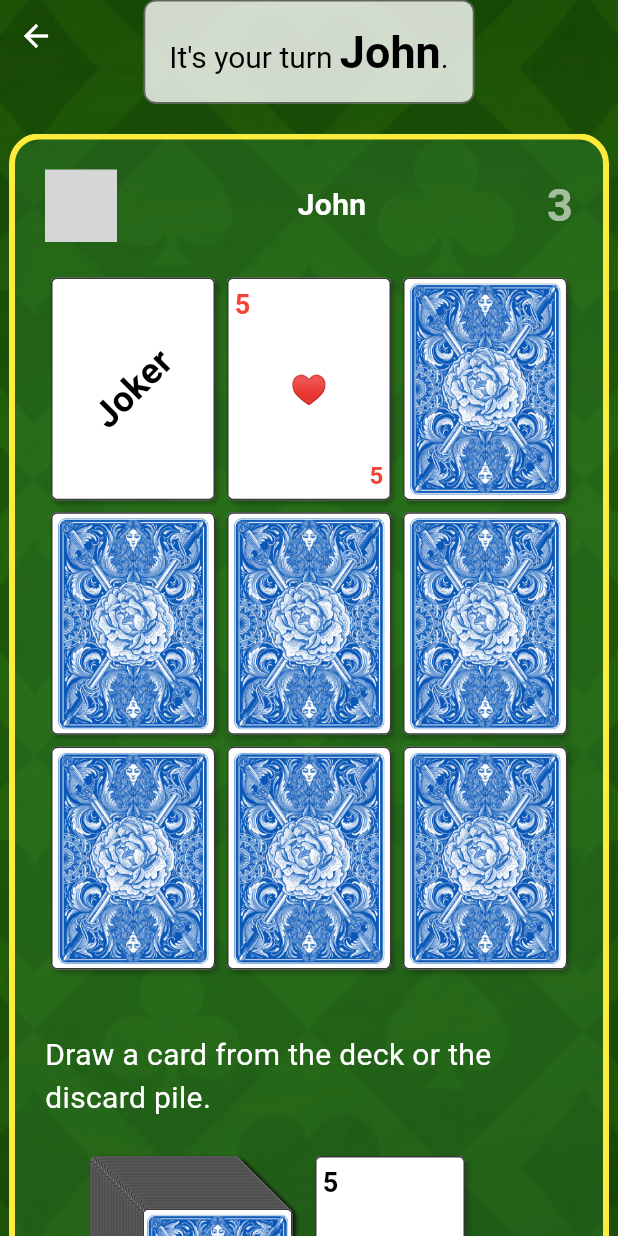
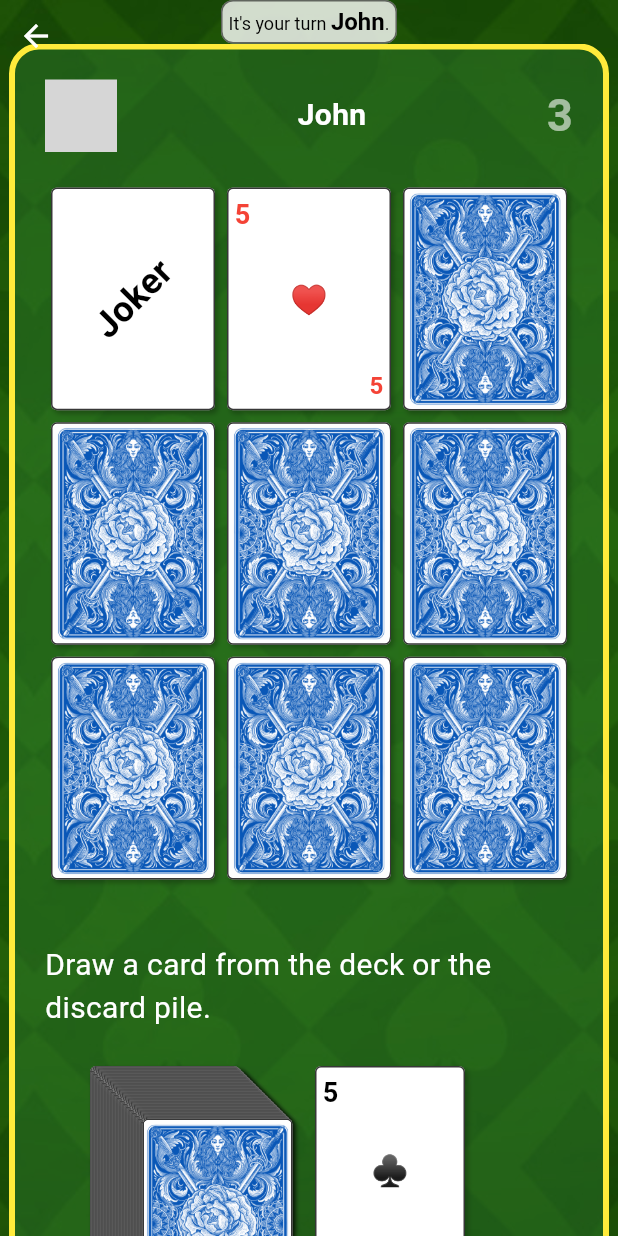
Before and after one commit to vteam-com/Cards, a Flutter app: the screen it shows after launch, after a tap on "Start Game", on a phone screen of 412 x 824 dp. Run offline on Flutter 3.47's test engine with Material 3 defaults, Android fonts, the phone set to English and light mode, and no system bars; our stand-ins replace shared_preferences; missing offline and left inert: colorize_text_avatar; grey boxes are pictures that could not be loaded.

Commit message:
adaptive layout Large and Phone

```diff
--- a/lib/game_model.dart
+++ b/lib/game_model.dart
@@ -10,6 +10,7 @@ class GameModel with ChangeNotifier {
   // Player setup
   final List<String> playerNames;
   int currentPlayerIndex = 0;
+  bool denseMode = false;
 
   // Game state initialization
   List<PlayingCard> cardsDeckPile = [];
--- a/lib/screens/game_screen.dart
+++ b/lib/screens/game_screen.dart
@@ -19,7 +19,30 @@ class GameScreenState extends State<GameScreen> {
         return Screen(
           title: '',
           backButton: true,
-          child: Center(
+          child: LayoutBuilder(
+            builder: (context, constraints) {
+              // DESKTOP
+              if (constraints.maxWidth >= ResponsiveBreakpoints.desktop) {
+                return layoutForDesktop(context, gameModel);
+              }
+
+              // TABLET
+              if (constraints.maxWidth >= ResponsiveBreakpoints.phone) {
+                return layoutForDesktop(context, gameModel);
+              }
+
+              // PHONE
+              gameModel.denseMode = true;
+              return layoutForPhone(context, gameModel);
+            },
+          ),
+        );
+      },
+    );
+  }
+
+  Widget layoutForDesktop(BuildContext context, GameModel gameModel) {
+    return Center(
       child: Column(
         mainAxisAlignment: MainAxisAlignment.center,
         children: [
@@ -34,9 +57,28 @@ class GameScreenState extends State<GameScreen> {
           ),
         ],
       ),
+    );
+  }
+
+  Widget layoutForPhone(BuildContext context, GameModel gameModel) {
+    return Column(
+      mainAxisAlignment: MainAxisAlignment.center,
+      children: [
+        _buildInstructionText(gameModel.activePlayerName, dense: true),
+        Expanded(
+          child: SingleChildScrollView(
+            child: Column(
+              mainAxisAlignment: MainAxisAlignment.start,
+              children: List.generate(gameModel.numPlayers, (index) {
+                return PlayerZone(
+                  gameModel: gameModel,
+                  index: index,
+                );
+              }),
             ),
-        );
-      },
+          ),
+        ),
+      ],
     );
   }
 
@@ -53,7 +95,7 @@ class GameScreenState extends State<GameScreen> {
     );
   }
 
-  Widget _buildInstructionText(String playersName) {
+  Widget _buildInstructionText(String playersName, {bool dense = false}) {
     final instructionText = 'It\'s your turn $playersName.';
 
     final parts = instructionText.split(playersName);
@@ -61,7 +103,7 @@ class GameScreenState extends State<GameScreen> {
     final afterName = parts[1];
 
     return Container(
-      padding: const EdgeInsets.all(16.0),
+      padding: EdgeInsets.all(dense ? 4 : 16),
       decoration: BoxDecoration(
         color: Colors.white.withOpacity(0.8),
         borderRadius: BorderRadius.circular(8.0),
@@ -69,12 +111,15 @@ class GameScreenState extends State<GameScreen> {
       ),
       child: RichText(
         text: TextSpan(
-          style: const TextStyle(fontSize: 20, color: Colors.black),
+          style: TextStyle(fontSize: dense ? 12 : 20, color: Colors.black),
           children: <TextSpan>[
             TextSpan(text: beforeName),
             TextSpan(
               text: playersName,
-              style: const TextStyle(fontWeight: FontWeight.bold, fontSize: 30),
+              style: TextStyle(
+                fontWeight: FontWeight.bold,
+                fontSize: dense ? 16 : 20,
+              ),
             ),
             TextSpan(text: afterName),
           ],
--- a/lib/widgets/screen.dart
+++ b/lib/widgets/screen.dart
@@ -1,4 +1,20 @@
 import 'package:flutter/material.dart';
+
+class ResponsiveBreakpoints {
+  static const double phone = 600;
+  static const double tablet = 900;
+  static const double desktop = 1200;
+}
+
+extension DeviceType on BuildContext {
+  bool get isPhone =>
+      MediaQuery.of(this).size.width < ResponsiveBreakpoints.phone;
+  bool get isTablet =>
+      MediaQuery.of(this).size.width >= ResponsiveBreakpoints.phone &&
+      MediaQuery.of(this).size.width < ResponsiveBreakpoints.tablet;
+  bool get isDesktop =>
+      MediaQuery.of(this).size.width >= ResponsiveBreakpoints.desktop;
+}
 
 class Screen extends StatelessWidget {
   const Screen({
```
Lines whose indentation alone changed are shown as unchanged.
